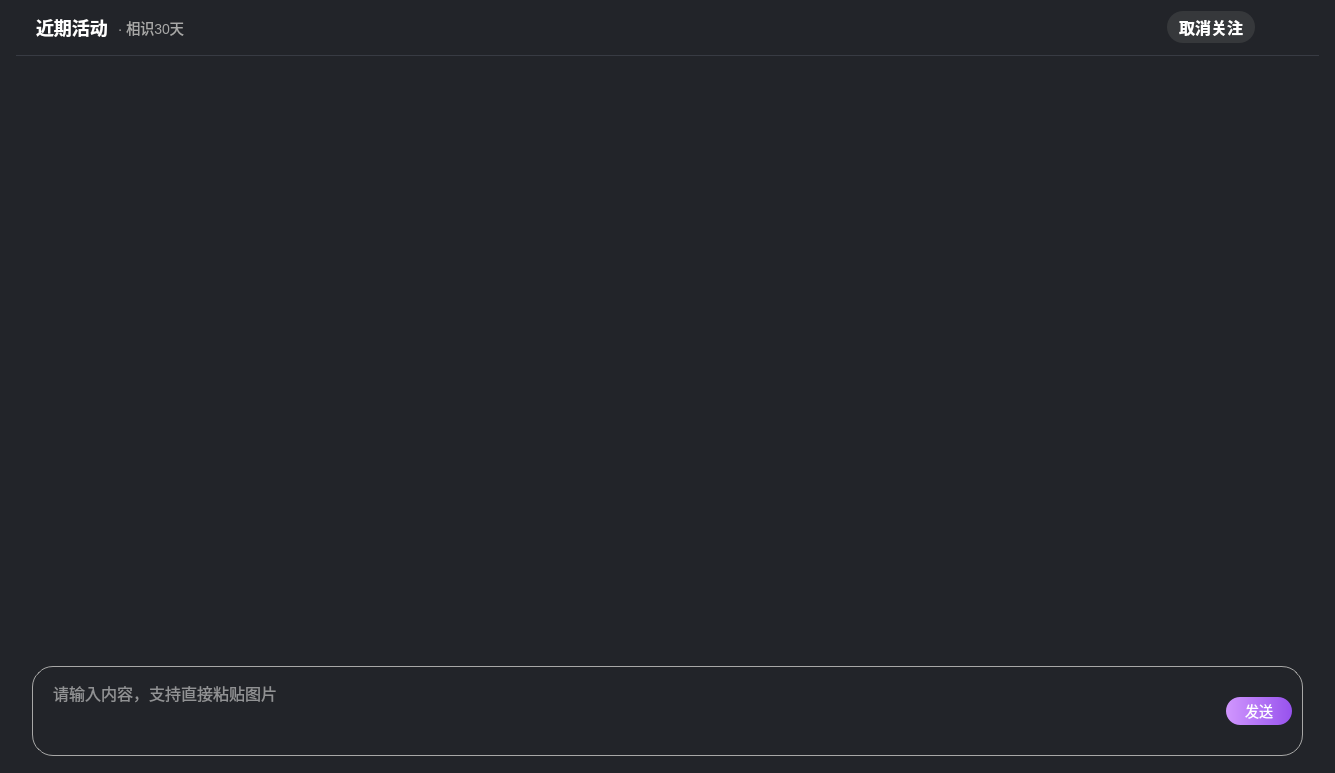
Old version of the form UI/ChatPageC2C.ui in the repository zhaopan06/AudioTool.
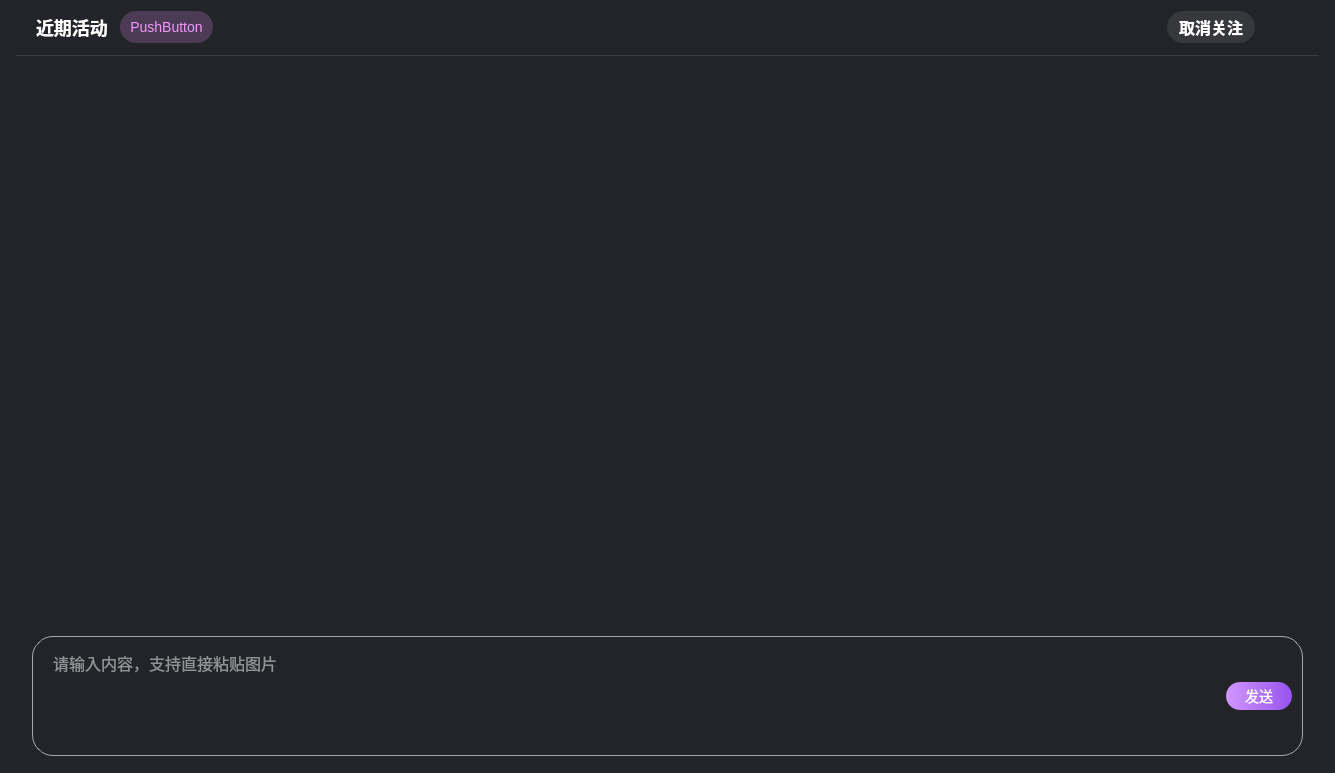
New version of the form. Icons and pictures are not drawn. Custom widgets are drawn as their Qt base class.

Diff of the .ui file:
```diff
--- a/UI/ChatPageC2C.ui
+++ b/UI/ChatPageC2C.ui
@@ -55,7 +55,7 @@
      </property>
      <layout class="QHBoxLayout" name="horizontalLayout_22">
       <property name="spacing">
-       <number>6</number>
+       <number>12</number>
       </property>
       <property name="leftMargin">
        <number>20</number>
@@ -86,17 +86,43 @@
        </widget>
       </item>
       <item>
-       <widget class="QLabel" name="label">
+       <widget class="QPushButton" name="pushButton_2">
+        <property name="minimumSize">
+         <size>
+          <width>0</width>
+          <height>32</height>
+         </size>
+        </property>
+        <property name="maximumSize">
+         <size>
+          <width>16777215</width>
+          <height>32</height>
+         </size>
+        </property>
         <property name="styleSheet">
-         <string notr="true">font-family: &quot;微软雅黑&quot;;
+         <string notr="true">background: rgba(245,151,255,0.2);
+border-radius: 16px;
+font-family: &quot;微软雅黑&quot;;
 font-weight: 400;
 font-size: 14px;
-color: rgba(168, 168, 167, 1);
-text-align: left;
-font-style: normal;</string>
+color: #F597FF;
+line-height: 20px;
+font-style: normal;
+
+ padding-left: 10px; padding-right: 10px; </string>
         </property>
         <property name="text">
-         <string> · 相识30天</string>
+         <string>PushButton</string>
+        </property>
+        <property name="icon">
+         <iconset resource="../res.qrc">
+          <normaloff>:/images/live_inRoom.png</normaloff>:/images/live_inRoom.png</iconset>
+        </property>
+        <property name="iconSize">
+         <size>
+          <width>16</width>
+          <height>17</height>
+         </size>
         </property>
        </widget>
       </item>
@@ -264,45 +290,6 @@
         <property name="topMargin">
          <number>4</number>
         </property>
-        <item>
-         <widget class="QPushButton" name="giftBtn">
-          <property name="minimumSize">
-           <size>
-            <width>24</width>
-            <height>24</height>
-           </size>
-          </property>
-          <property name="maximumSize">
-           <size>
-            <width>24</width>
-            <height>24</height>
-           </size>
-          </property>
-          <property name="styleSheet">
-           <string notr="true">QPushButton{	
-border:none;
-background-image: url(:/images/live_gift_n.png);
-
-}
-
-QPushButton::hover{
-border:none;
-background-image: url(:/images/live_gift_c.png);
-
-}
-</string>
-          </property>
-          <property name="text">
-           <string/>
-          </property>
-          <property name="iconSize">
-           <size>
-            <width>24</width>
-            <height>24</height>
-           </size>
-          </property>
-         </widget>
-        </item>
         <item>
          <widget class="QPushButton" name="emoBtn">
           <property name="minimumSize">
@@ -407,7 +394,7 @@
         <property name="minimumSize">
          <size>
           <width>0</width>
-          <height>42</height>
+          <height>120</height>
          </size>
         </property>
         <property name="maximumSize">
```
Left out of the diff: 2 changed lines with no effect on the pictures.
